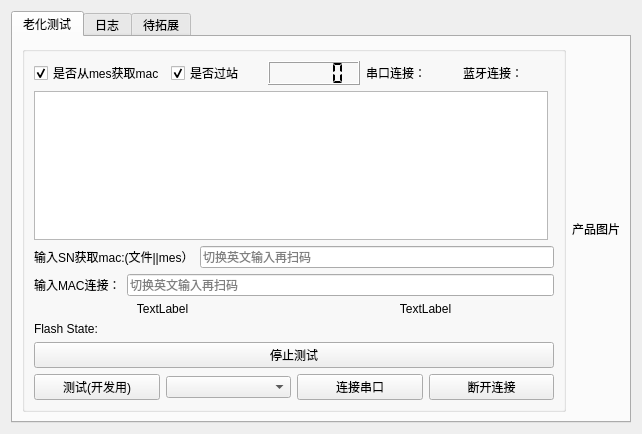
This is work_station/ageing/ageing.ui in yuhuang163/test as Qt 5 draws it before an edit. The edited form follows.
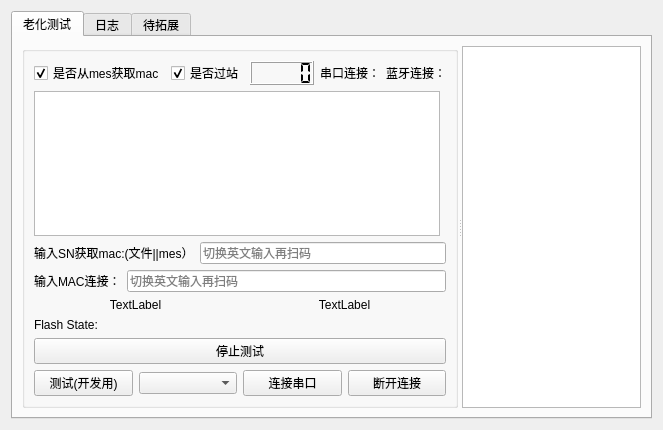
This is the edited form.

Commit message: // [DEBUG_VER] 修复压测显示的bug // [AGE_VER] 修复老化工站的bug以及之前的产品显示的笨重问题 //

Diff of the .ui file:
```diff
--- a/work_station/ageing/ageing.ui
+++ b/work_station/ageing/ageing.ui
@@ -6,8 +6,8 @@
    <rect>
     <x>0</x>
     <y>0</y>
-    <width>642</width>
-    <height>434</height>
+    <width>663</width>
+    <height>430</height>
    </rect>
   </property>
   <property name="windowTitle">
@@ -25,11 +25,10 @@
       </attribute>
       <layout class="QGridLayout" name="gridLayout_2">
        <item row="0" column="0">
-        <layout class="QHBoxLayout" name="horizontalLayout_8">
-         <property name="topMargin">
-          <number>0</number>
+        <widget class="QSplitter" name="splitter">
+         <property name="orientation">
+          <enum>Qt::Horizontal</enum>
          </property>
-         <item>
           <widget class="QGroupBox" name="groupBox_4">
            <property name="sizePolicy">
             <sizepolicy hsizetype="Preferred" vsizetype="Expanding">
@@ -229,24 +228,8 @@
             </item>
            </layout>
           </widget>
-         </item>
-         <item>
-          <widget class="QLabel" name="product">
-           <property name="sizePolicy">
-            <sizepolicy hsizetype="Preferred" vsizetype="Preferred">
-             <horstretch>0</horstretch>
-             <verstretch>0</verstretch>
-            </sizepolicy>
-           </property>
-           <property name="text">
-            <string>产品图片</string>
-           </property>
-           <property name="alignment">
-            <set>Qt::AlignCenter</set>
-           </property>
-          </widget>
-         </item>
-        </layout>
+         <widget class="QGraphicsView" name="graphicsView"/>
+        </widget>
        </item>
       </layout>
      </widget>
```
Lines whose indentation alone changed are shown as unchanged. The commit also changes 4 other files.
